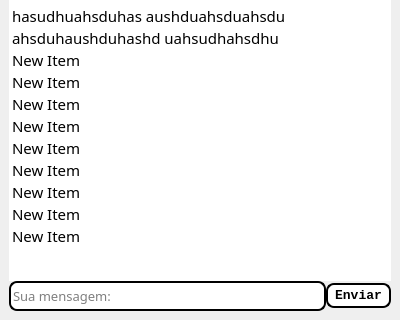
First picture: the form in Server WebSocket/Client App/GUI.ui, repository QueirozT/Projeto-web-chat, before the edit; both pictures show x 0 to 400 and y 180 to 500 of the 400 by 500 pixel window.
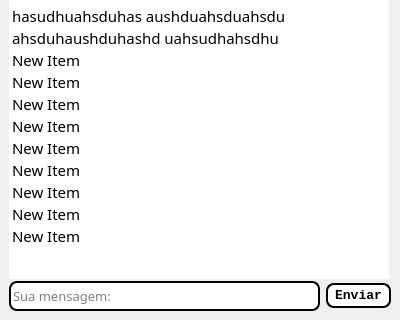
Second picture: the form after the edit. The open tabs and pages were chosen to show the change.

Commit message:
Atualizando o projeto
Atualizando automaticamente sempre que uma mensagem for recebida.

Alterando a exibição do envio para ser exibido apenas se a mensagem chegar ao servidor. Pretendo adicionar futuramente um preview enquanto a mensagem não chegar ao servidor, para saber que não foi enviada ainda.

Patch:
```diff
--- a/Server WebSocket/Client App/GUI.ui
+++ b/Server WebSocket/Client App/GUI.ui
@@ -207,8 +207,11 @@
         <property name="bottomMargin">
          <number>0</number>
         </property>
-        <property name="spacing">
-         <number>0</number>
+        <property name="horizontalSpacing">
+         <number>6</number>
+        </property>
+        <property name="verticalSpacing">
+         <number>8</number>
         </property>
         <item row="1" column="1">
          <widget class="QPushButton" name="btnEnviar">
@@ -297,6 +300,18 @@
         </item>
         <item row="0" column="0" colspan="2">
          <widget class="QListWidget" name="listChat">
+          <property name="minimumSize">
+           <size>
+            <width>380</width>
+            <height>450</height>
+           </size>
+          </property>
+          <property name="maximumSize">
+           <size>
+            <width>380</width>
+            <height>450</height>
+           </size>
+          </property>
           <property name="font">
            <font>
             <family>MV Boli</family>
```
The commit also changes 2 other files.
